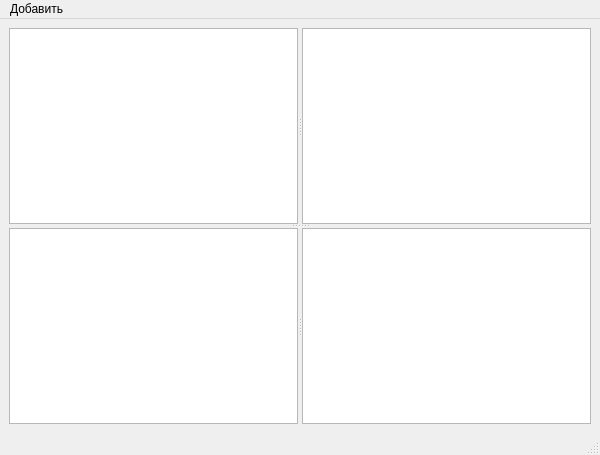
Dovmial/SimpleSystemInventarization, file View/RoomViewer.ui: the form before one commit.
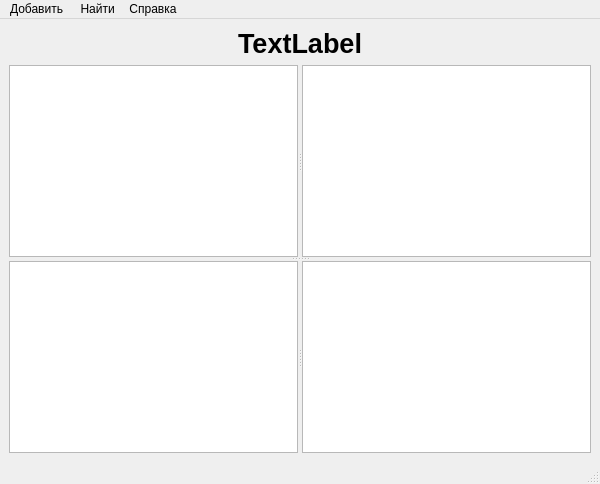
The form after the commit.

Diff of the .ui file:
```diff
--- a/View/RoomViewer.ui
+++ b/View/RoomViewer.ui
@@ -7,7 +7,7 @@
     <x>0</x>
     <y>0</y>
     <width>600</width>
-    <height>455</height>
+    <height>484</height>
    </rect>
   </property>
   <property name="windowTitle">
@@ -16,6 +16,48 @@
   <widget class="QWidget" name="centralwidget">
    <layout class="QGridLayout" name="gridLayout">
     <item row="0" column="0">
+     <spacer name="horizontalSpacer">
+      <property name="orientation">
+       <enum>Qt::Horizontal</enum>
+      </property>
+      <property name="sizeHint" stdset="0">
+       <size>
+        <width>220</width>
+        <height>20</height>
+       </size>
+      </property>
+     </spacer>
+    </item>
+    <item row="0" column="1">
+     <widget class="QLabel" name="lblRoomName">
+      <property name="font">
+       <font>
+        <pointsize>20</pointsize>
+        <bold>true</bold>
+       </font>
+      </property>
+      <property name="text">
+       <string>TextLabel</string>
+      </property>
+      <property name="alignment">
+       <set>Qt::AlignCenter</set>
+      </property>
+     </widget>
+    </item>
+    <item row="0" column="2">
+     <spacer name="horizontalSpacer_2">
+      <property name="orientation">
+       <enum>Qt::Horizontal</enum>
+      </property>
+      <property name="sizeHint" stdset="0">
+       <size>
+        <width>220</width>
+        <height>20</height>
+       </size>
+      </property>
+     </spacer>
+    </item>
+    <item row="1" column="0" colspan="3">
      <widget class="QSplitter" name="splitter_3">
       <property name="orientation">
        <enum>Qt::Vertical</enum>
@@ -62,7 +104,21 @@
     </property>
     <addaction name="mnuAddItem"/>
    </widget>
+   <widget class="QMenu" name="menu_2">
+    <property name="title">
+     <string> Найти</string>
+    </property>
+    <addaction name="action"/>
+    <addaction name="action_2"/>
+   </widget>
+   <widget class="QMenu" name="menu_3">
+    <property name="title">
+     <string>Справка</string>
+    </property>
+   </widget>
    <addaction name="menu"/>
+   <addaction name="menu_2"/>
+   <addaction name="menu_3"/>
   </widget>
   <widget class="QStatusBar" name="statusbar"/>
   <action name="mnuAddItem">
```
Left out of the diff: 10 changed lines with no effect on the pictures.
